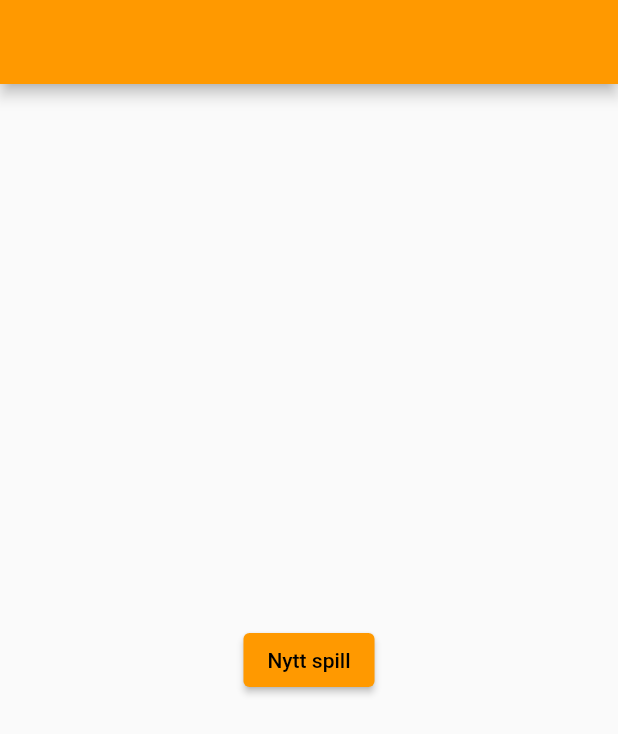
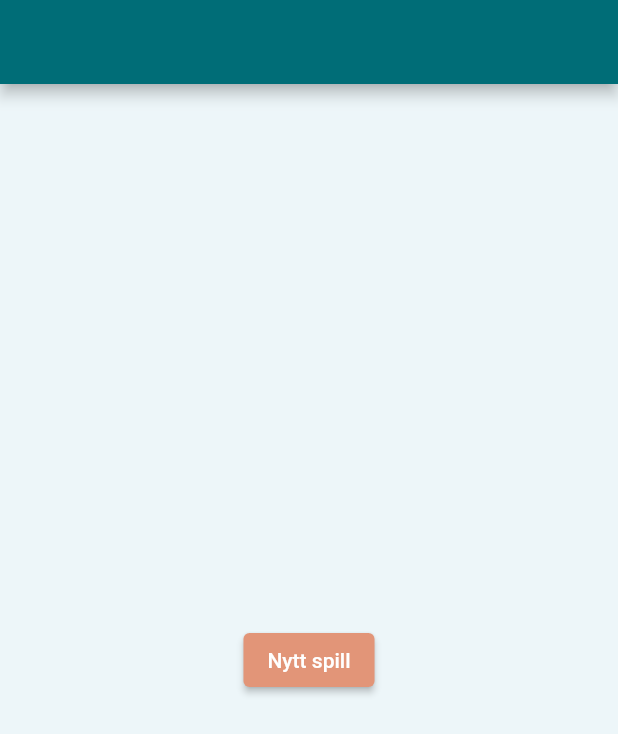
Before and after one commit to Vallle/know-your-colleague-flutter, a Flutter app: the screen it shows after launch, on a phone screen of 412 x 824 dp. Shown: the top 734 px of the screen. Run offline on Flutter 3.47's test engine with Material 2 defaults, Android fonts, the phone set to English and light mode, and no system bars; our stand-ins replace cached_network_image.

Commit message:
Add Color palette

```diff
--- a/lib/main.dart
+++ b/lib/main.dart
@@ -18,6 +18,12 @@ class MainAppWidget extends StatelessWidget {
       title: 'Know your colleague',
       theme: ThemeData(
         primarySwatch: generateMaterialColor(Palette.primary),
+        scaffoldBackgroundColor: generateMaterialColor(Palette.background),
+        elevatedButtonTheme: ElevatedButtonThemeData(
+          style: ElevatedButton.styleFrom(
+            primary: generateMaterialColor(Palette.secondary)
+          ),
+        )
       ),
       home: const DashboardPage(),
     );
--- a/lib/theme/palette.dart
+++ b/lib/theme/palette.dart
@@ -1,5 +1,12 @@
 import 'dart:ui';
 
 class Palette {
-  static const Color primary = Color(0xFFFF9900); //sRBG
+  // https://coolors.co/006d77-83c5be-edf6f9-ffddd2-e29578
+  static const Color primary = Color(0xFF006D77);
+  static const Color primaryVariant = Color(0xFF83C5BE);
+  static const Color background = Color(0xFFEDF6F9);
+  static const Color secondary = Color(0xFFE29578);
+  static const Color secondaryVariant = Color(0xFFFFDDD2);
+  static const Color error = Color(0xFF851107);
+  static const Color success = Color(0xFF368F07);
 }
```
